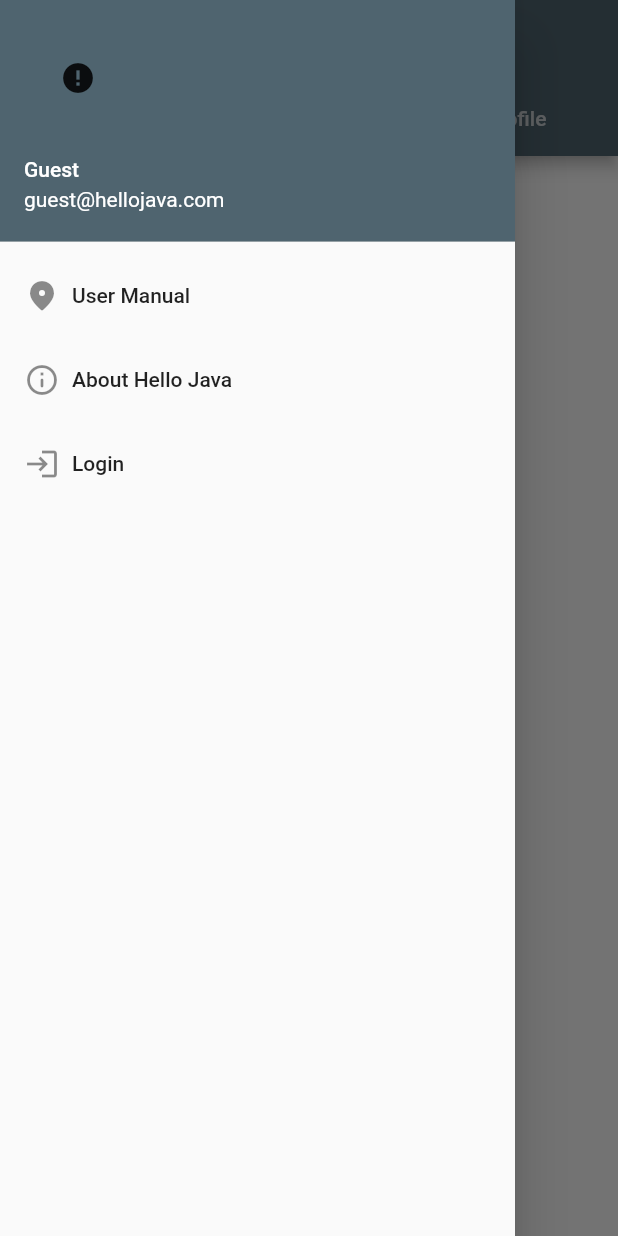
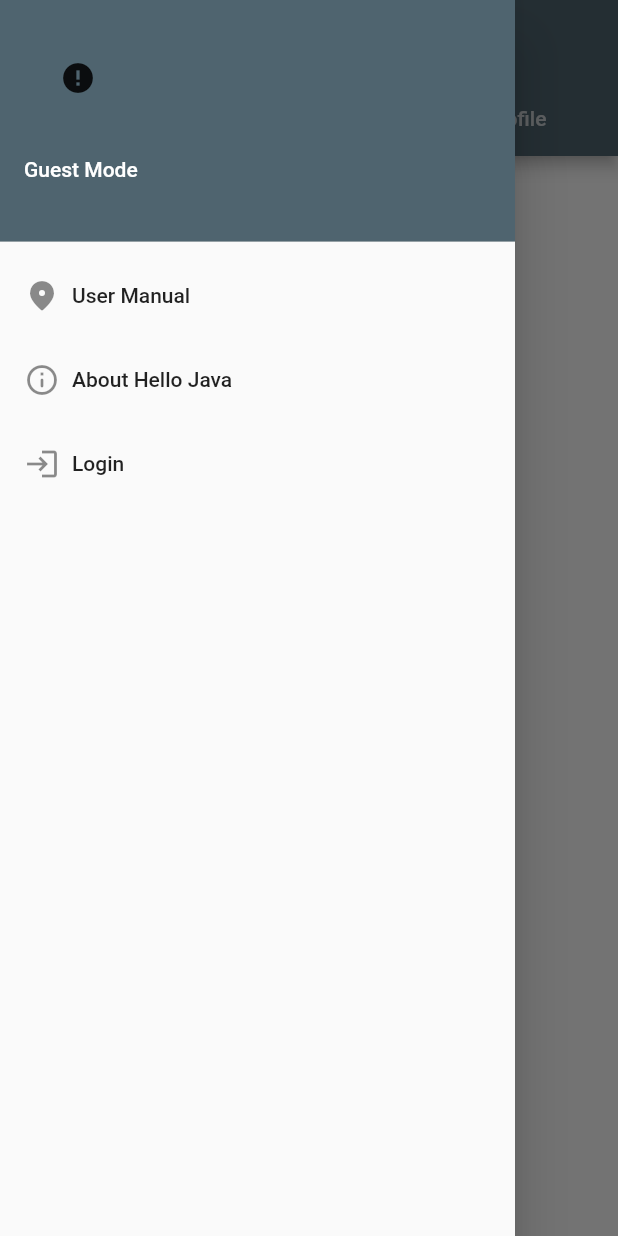
Before and after one commit to tanxuelee/hellojava, a Flutter app: the screen it shows after launch, with the side drawer open, on a phone screen of 412 x 824 dp. Run offline on Flutter 3.47's test engine with Material 2 defaults, Android fonts, the phone set to English and light mode, and no system bars; drawn by our look-alikes of cached_network_image; our stand-ins replace dots_indicator, flutter_spinkit, fluttertoast, google_fonts, image_cropper, image_picker and 2 more; network calls fail; Roboto replaces fonts that are missing (Catamaran).

Commit message:
change details

```diff
--- a/lib/main.dart
+++ b/lib/main.dart
@@ -60,9 +60,9 @@ class MySplashScreenState extends State<MySplashScreen> {
     super.initState();
     User user = User(
         id: '0',
-        name: 'Guest',
+        name: 'Guest Mode',
         email: 'guest@hellojava.com',
-        phone: '0123456789',
+        phone: '0',
         datereg: '0',
         verified: '0');
     Timer(
--- a/lib/views/mainscreen.dart
+++ b/lib/views/mainscreen.dart
@@ -75,7 +75,10 @@ class _MainScreenState extends State<MainScreen> {
               children: [
                 UserAccountsDrawerHeader(
                   accountName: Text(widget.user.name.toString()),
-                  accountEmail: Text(widget.user.email.toString()),
+                  accountEmail:
+                      widget.user.email.toString() != 'guest@hellojava.com'
+                          ? Text(widget.user.email.toString())
+                          : Text(""),
                   currentAccountPicture: ClipOval(
                     child: GestureDetector(
                       onTap: () {
```
Also changed, not shown: lib/views/profilescreen.dart (+6 -2 lines), lib/views/quizscreen.dart (+4 -14 lines).
